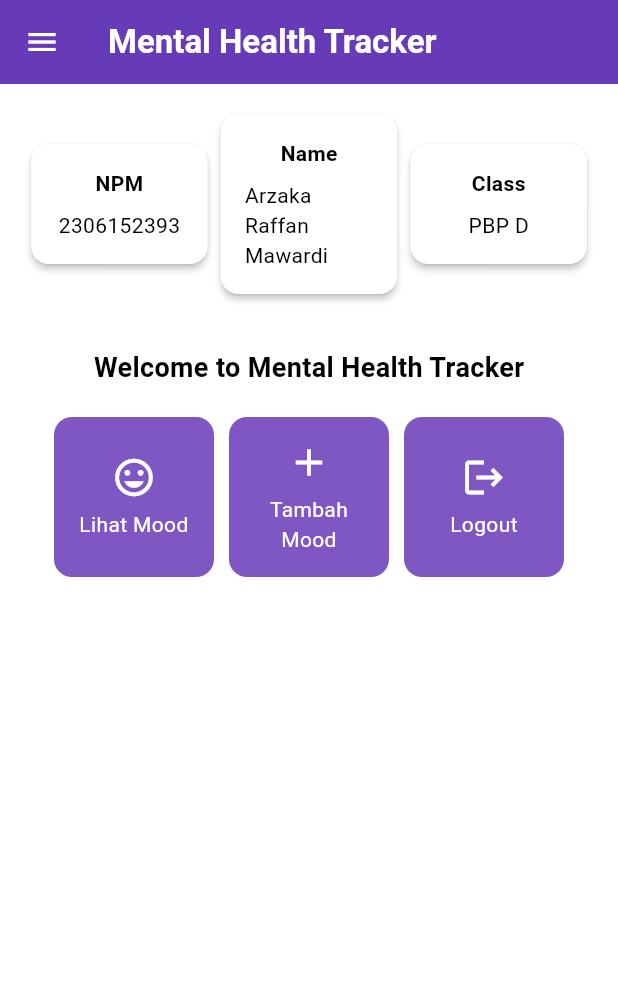
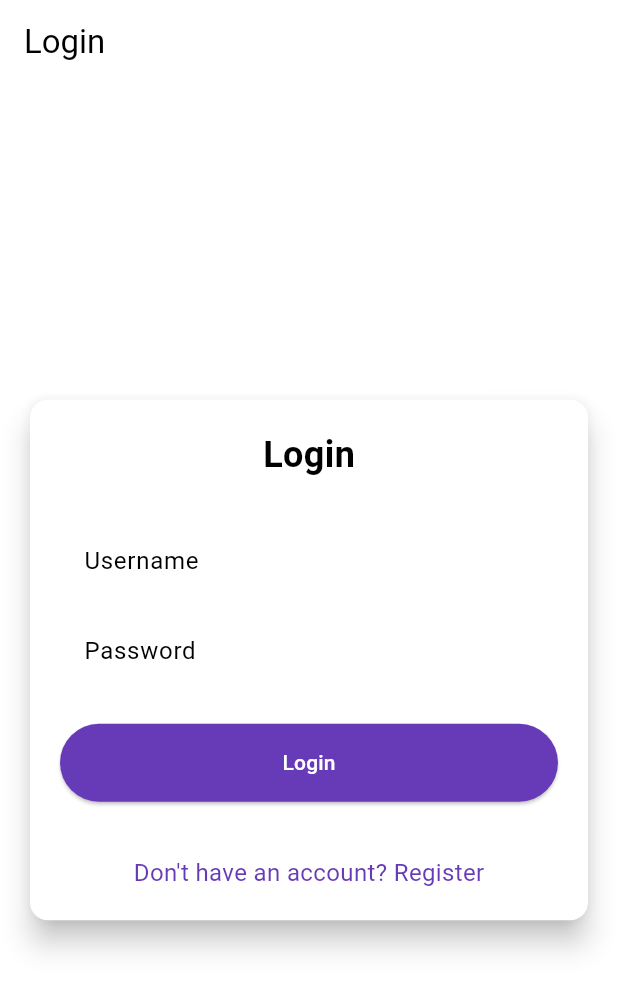
Before and after one commit to ArzakaRaffan/mental-health-tracker-mobile, a Flutter app: the screen it shows after launch, on a phone screen of 412 x 824 dp. Shown: the top 991 px of the screen. Run offline on Flutter 3.47's test engine with Material 3 defaults, Android fonts, the phone set to English and light mode, and no system bars; missing offline and left inert: pbp_django_auth.

Commit message:
Tutorial 8 Commit

```diff
--- a/lib/main.dart
+++ b/lib/main.dart
@@ -1,5 +1,7 @@
 import 'package:flutter/material.dart';
-import 'package:mental_health_tracker/screens/menu.dart';
+import 'package:pbp_django_auth/pbp_django_auth.dart';
+import 'package:provider/provider.dart';
+import 'package:mental_health_tracker/screens/login.dart';
 
 void main() {
   runApp(const MyApp());
@@ -8,31 +10,23 @@ void main() {
 class MyApp extends StatelessWidget {
   const MyApp({super.key});
 
-  // This widget is the root of your application.
   @override
   Widget build(BuildContext context) {
-    return MaterialApp(
-      title: 'Flutter Demo',
-      theme: ThemeData(
-        // This is the theme of your application.
-        //
-        // TRY THIS: Try running your application with "flutter run". You'll see
-        // the application has a purple toolbar. Then, without quitting the app,
-        // try changing the seedColor in the colorScheme below to Colors.green
-        // and then invoke "hot reload" (save your changes or press the "hot
-        // reload" button in a Flutter-supported IDE, or press "r" if you used
-        // the command line to start the app).
-        //
-        // Notice that the counter didn't reset back to zero; the application
-        // state is not lost during the reload. To reset the state, use hot
-        // restart instead.
-        //
-        // This works for code too, not just values: Most code changes can be
-        // tested with just a hot reload.
-        colorScheme: ColorScheme.fromSwatch(primarySwatch: Colors.deepPurple,).copyWith(secondary: Colors.deepPurple[400]),
-        useMaterial3: true,
+    return Provider(
+      create: (_) {
+        CookieRequest request = CookieRequest();
+        return request;
+      },
+      child: MaterialApp(
+        title: 'Mental Health Tracker',
+        theme: ThemeData(
+          useMaterial3: true,
+          colorScheme: ColorScheme.fromSwatch(
+            primarySwatch: Colors.deepPurple,
+          ).copyWith(secondary: Colors.deepPurple[400]),
+        ),
+        home: const LoginPage(),
       ),
-      home: MyHomePage(),
     );
   }
 }
--- /dev/null
+++ b/lib/screens/login.dart
@@ -0,0 +1,176 @@
+import 'package:mental_health_tracker/screens/menu.dart';
+import 'package:flutter/material.dart';
+import 'package:mental_health_tracker/screens/register.dart';
+import 'package:pbp_django_auth/pbp_django_auth.dart';
+import 'package:provider/provider.dart';
+
+void main() {
+  runApp(const LoginApp());
+}
+
+class LoginApp extends StatelessWidget {
+  const LoginApp({super.key});
+
+  @override
+  Widget build(BuildContext context) {
+    return MaterialApp(
+      title: 'Login',
+      theme: ThemeData(
+        useMaterial3: true,
+        colorScheme: ColorScheme.fromSwatch(
+          primarySwatch: Colors.deepPurple,
+        ).copyWith(secondary: Colors.deepPurple[400]),
+      ),
+      home: const LoginPage(),
+    );
+  }
+}
+
+class LoginPage extends StatefulWidget {
+  const LoginPage({super.key});
+
+  @override
+  State<LoginPage> createState() => _LoginPageState();
+}
+
+class _LoginPageState extends State<LoginPage> {
+  final TextEditingController _usernameController = TextEditingController();
+  final TextEditingController _passwordController = TextEditingController();
+
+  @override
+  Widget build(BuildContext context) {
+    final request = context.watch<CookieRequest>();
+
+    return Scaffold(
+      appBar: AppBar(
+        title: const Text('Login'),
+      ),
+      body: Center(
+        child: SingleChildScrollView(
+          padding: const EdgeInsets.all(16.0),
+          child: Card(
+            elevation: 8,
+            shape: RoundedRectangleBorder(
+              borderRadius: BorderRadius.circular(12.0),
+            ),
+            child: Padding(
+              padding: const EdgeInsets.all(20.0),
+              child: Column(
+                mainAxisSize: MainAxisSize.min,
+                children: [
+                  const Text(
+                    'Login',
+                    style: TextStyle(
+                      fontSize: 24.0,
+                      fontWeight: FontWeight.bold,
+                    ),
+                  ),
+                  const SizedBox(height: 30.0),
+                  TextField(
+                    controller: _usernameController,
+                    decoration: const InputDecoration(
+                      labelText: 'Username',
+                      hintText: 'Enter your username',
+                      border: OutlineInputBorder(
+                        borderRadius: BorderRadius.all(Radius.circular(12.0)),
+                      ),
+                      contentPadding:
+                          EdgeInsets.symmetric(horizontal: 12.0, vertical: 8.0),
+                    ),
+                  ),
+                  const SizedBox(height: 12.0),
+                  TextField(
+                    controller: _passwordController,
+                    decoration: const InputDecoration(
+                      labelText: 'Password',
+                      hintText: 'Enter your password',
+                      border: OutlineInputBorder(
+                        borderRadius: BorderRadius.all(Radius.circular(12.0)),
+                      ),
+                      contentPadding:
+                          EdgeInsets.symmetric(horizontal: 12.0, vertical: 8.0),
+                    ),
+                    obscureText: true,
+                  ),
+                  const SizedBox(height: 24.0),
+                  ElevatedButton(
+                    onPressed: () async {
+                      String username = _usernameController.text;
+                      String password = _passwordController.text;
+                      final response = await request
+                          .login("http://127.0.0.1:8000/auth/login/", {
+                        'username': username,
+                        'password': password,
+                      });
+
+                      if (request.loggedIn) {
+                        String message = response['message'];
+                        String uname = response['username'];
+                        if (context.mounted) {
+                          Navigator.pushReplacement(
+                            context,
+                            MaterialPageRoute(
+                                builder: (context) => MyHomePage()),
+                          );
+                          ScaffoldMessenger.of(context)
+                            ..hideCurrentSnackBar()
+                            ..showSnackBar(
+                              SnackBar(
+                                  content:
+                                      Text("$message Selamat datang, $uname.")),
+                            );
+                        }
+                      } else {
+                        if (context.mounted) {
+                          showDialog(
+                            context: context,
+                            builder: (context) => AlertDialog(
+                              title: const Text('Login Gagal'),
+                              content: Text(response['message']),
+                              actions: [
+                                TextButton(
+                                  child: const Text('OK'),
+                                  onPressed: () {
+                                    Navigator.pop(context);
+                                  },
+                                ),
+                              ],
+                            ),
+                          );
+                        }
+                      }
+                    },
+                    style: ElevatedButton.styleFrom(
+                      foregroundColor: Colors.white,
+                      minimumSize: Size(double.infinity, 50),
+                      backgroundColor: Theme.of(context).colorScheme.primary,
+                      padding: const EdgeInsets.symmetric(vertical: 16.0),
+                    ),
+                    child: const Text('Login'),
+                  ),
+                  const SizedBox(height: 36.0),
+                  GestureDetector(
+                    onTap: () {
+                      Navigator.push(
+                        context,
+                        MaterialPageRoute(
+                            builder: (context) => const RegisterPage()),
+                      );
+                    },
+                    child: Text(
+                      'Don\'t have an account? Register',
+                      style: TextStyle(
+                        color: Theme.of(context).colorScheme.primary,
+                        fontSize: 16.0,
+                      ),
+                    ),
+                  ),
+                ],
+              ),
+            ),
+          ),
+        ),
+      ),
+    );
+  }
+}
--- a/pubspec.yaml
+++ b/pubspec.yaml
@@ -35,6 +35,9 @@ dependencies:
   # The following adds the Cupertino Icons font to your application.
   # Use with the CupertinoIcons class for iOS style icons.
   cupertino_icons: ^1.0.8
+  provider: ^6.1.2
+  pbp_django_auth: ^0.4.0
+  http: ^1.2.2
 
 dev_dependencies:
   flutter_test:
```
Also changed, not shown: lib/models/mood_entry.dart (added, +65 -0 lines), lib/screens/list_moodentry.dart (added, +89 -0 lines), lib/screens/modentry_form.dart (+33 -27 lines), lib/screens/register.dart (added, +161 -0 lines), lib/widgets/left_widget.dart (+12 -0 lines), lib/widgets/mood_card.dart (+37 -3 lines), pubspec.lock, 2 other files.
